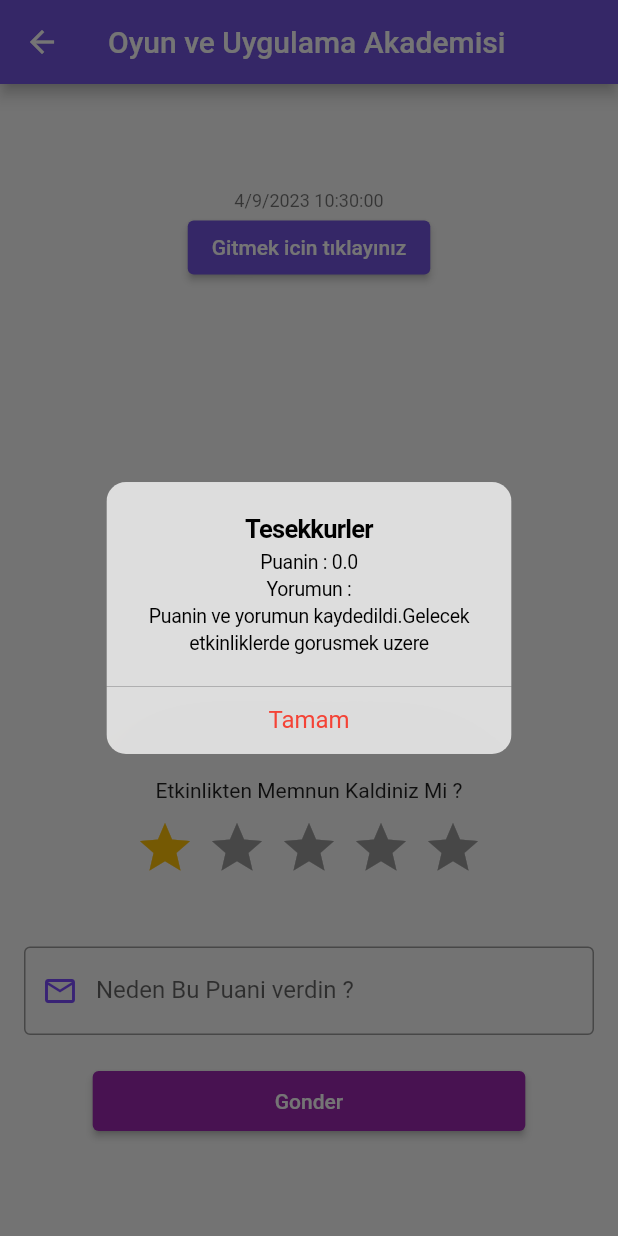
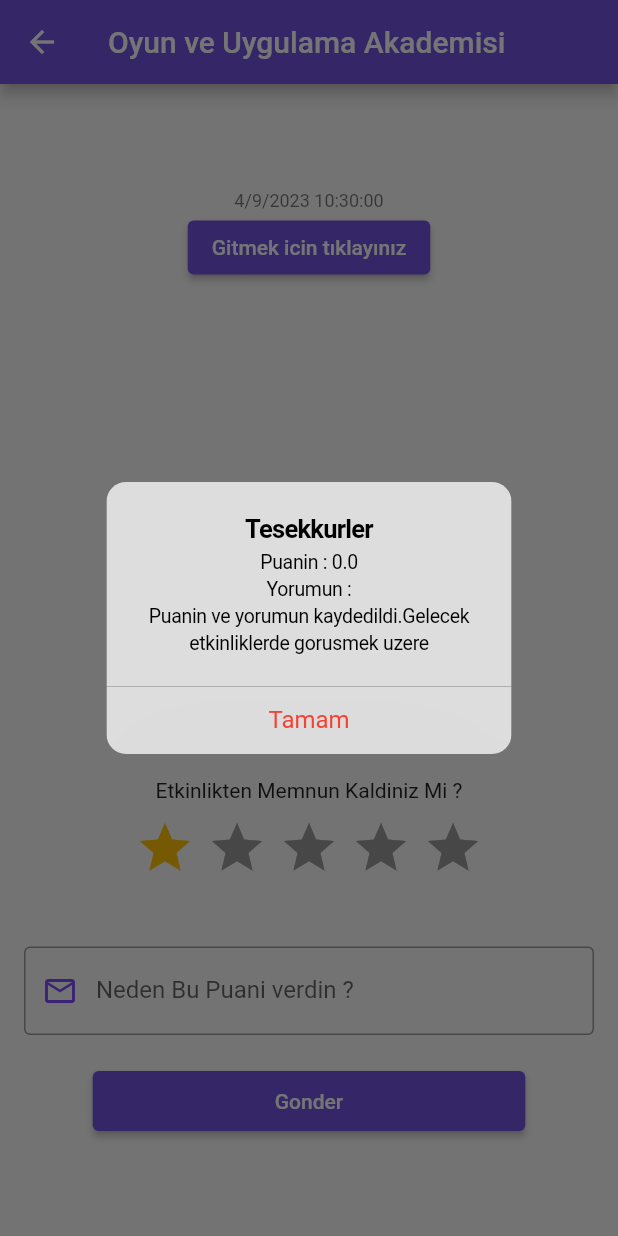
Before and after one commit to vuralkayracetintas/app_jam_f_40, a Flutter app: the EtliklikDetailsPage screen opened directly with empty values, after a tap on "Gonder", on a phone screen of 412 x 824 dp. Run offline on Flutter 3.47's test engine with Material 2 defaults, Android fonts, the phone set to English and light mode, and no system bars; drawn by our look-alikes of flutter_rating_bar; our stand-ins replace flutter_speed_dial, font_awesome_flutter, get, lottie.

Commit message:
flutter etkinlik sayfasi duzenlendi

```diff
--- a/lib/pages/flutter/etkinlik_flutter.dart
+++ b/lib/pages/flutter/etkinlik_flutter.dart
@@ -9,11 +9,14 @@ class News {
   final String title;
   final String description;
   final DateTime publishedAt;
+  final String etkinlikIcerigi;
 
-  News(
-      {required this.title,
+  News({
+    required this.title,
     required this.description,
-      required this.publishedAt});
+    required this.publishedAt,
+    required this.etkinlikIcerigi,
+  });
 }
 
 class EtkinlikFlutterPage extends StatefulWidget {
@@ -41,6 +44,7 @@ class _EtkinlikFlutterPageState extends State<EtkinlikFlutterPage> {
       title: 'Flutter AppJam Eklinligi',
       description: 'Jam\'e katildiysan buraya gelmelisin',
       publishedAt: DateTime.parse('2023-04-01 12:34:56'),
+      etkinlikIcerigi: 'Deneme',
     ),
   ];
   List<bool> _isSelectedList = List.generate(3, (index) => false);
@@ -275,7 +279,7 @@ class _EtliklikDetailsPageState extends State<EtliklikDetailsPage> {
                   prefixIcon: const Icon(Icons.mail_outline),
                   border: const OutlineInputBorder(),
                   labelText: 'Neden Bu Puani verdin ?',
-                  hintText: 'E-Mail Adresinizi Giriniz',
+                  hintText: 'Kisa bir cumle ile aciklayiniz',
                   suffixIcon: durumController.text.isEmpty
                       ? Container(width: 0)
                       : IconButton(
@@ -290,12 +294,32 @@ class _EtliklikDetailsPageState extends State<EtliklikDetailsPage> {
               SizedBox(height: 20),
               ElevatedButton(
                 style: ElevatedButton.styleFrom(
+                    backgroundColor: Color(0xff7454e1),
                     minimumSize:
                         Size(MediaQuery.of(context).size.width * 0.7, 40)),
                 onPressed: () {
                   final rating = Get.find<RatingController>()._rating;
                   final text = durumController.text;
-                  showDialog(
+                  customMyDialog(context, rating, text);
+                  durumController.clear();
+                },
+                child: const Text(
+                  'Gonder',
+                ),
+              ),
+              SizedBox(
+                height: 50,
+              )
+            ],
+          ),
+        ),
+      ),
+    );
+  }
+
+  Future<dynamic> customMyDialog(
+      BuildContext context, double rating, String text) {
+    return showDialog(
       context: context,
       builder: (BuildContext context) => CupertinoAlertDialog(
         title: const Text('Tesekkurler'),
@@ -324,18 +348,5 @@ class _EtliklikDetailsPageState extends State<EtliklikDetailsPage> {
         ],
       ),
     );
-                },
-                child: const Text(
-                  'Gonder',
-                ),
-              ),
-              SizedBox(
-                height: 50,
-              )
-            ],
-          ),
-        ),
-      ),
-    );
   }
 }
```
Lines whose indentation alone changed are shown as unchanged.
